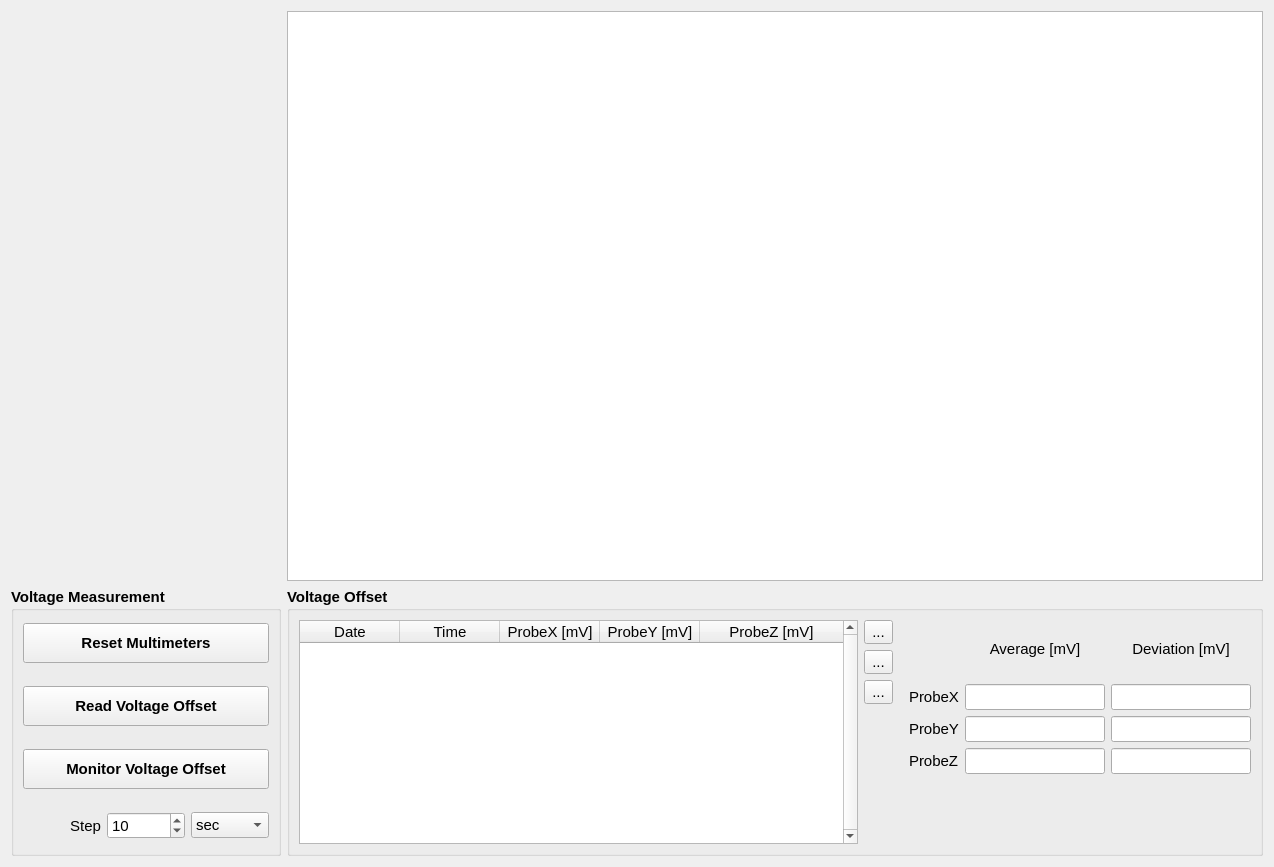
First picture: the form in hallbench/gui/ui/voltageoffsetwidget.ui, repository lnls-ima/hall-bench-control, before the edit.
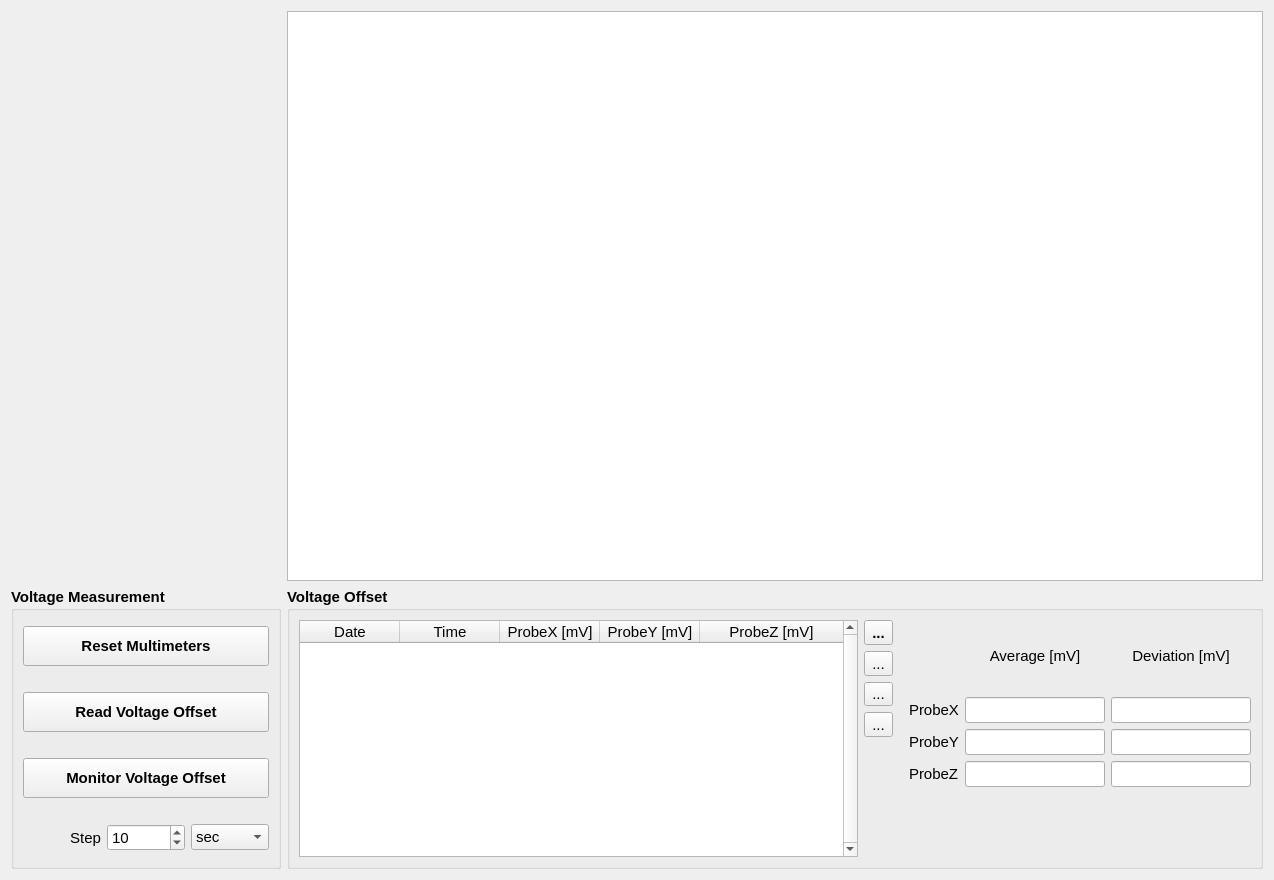
Second picture: the form after the edit. Icons and pictures are not drawn. Custom widgets are drawn as their Qt base class.

```diff
--- a/hallbench/gui/ui/voltageoffsetwidget.ui
+++ b/hallbench/gui/ui/voltageoffsetwidget.ui
@@ -7,7 +7,7 @@
     <x>0</x>
     <y>0</y>
     <width>1274</width>
-    <height>864</height>
+    <height>880</height>
    </rect>
   </property>
   <property name="font">
@@ -309,6 +309,23 @@
       </item>
       <item row="0" column="1">
        <layout class="QVBoxLayout" name="verticalLayout">
+        <item>
+         <widget class="QToolButton" name="save_btn">
+          <property name="text">
+           <string>...</string>
+          </property>
+          <property name="icon">
+           <iconset>
+            <normaloff>../../resources/img/save.png</normaloff>../../resources/img/save.png</iconset>
+          </property>
+          <property name="iconSize">
+           <size>
+            <width>24</width>
+            <height>24</height>
+           </size>
+          </property>
+         </widget>
+        </item>
         <item>
          <widget class="QToolButton" name="copy_btn">
           <property name="minimumSize">
@@ -407,7 +424,7 @@
           <property name="sizeHint" stdset="0">
            <size>
             <width>20</width>
-            <height>140</height>
+            <height>120</height>
            </size>
           </property>
          </spacer>
```
